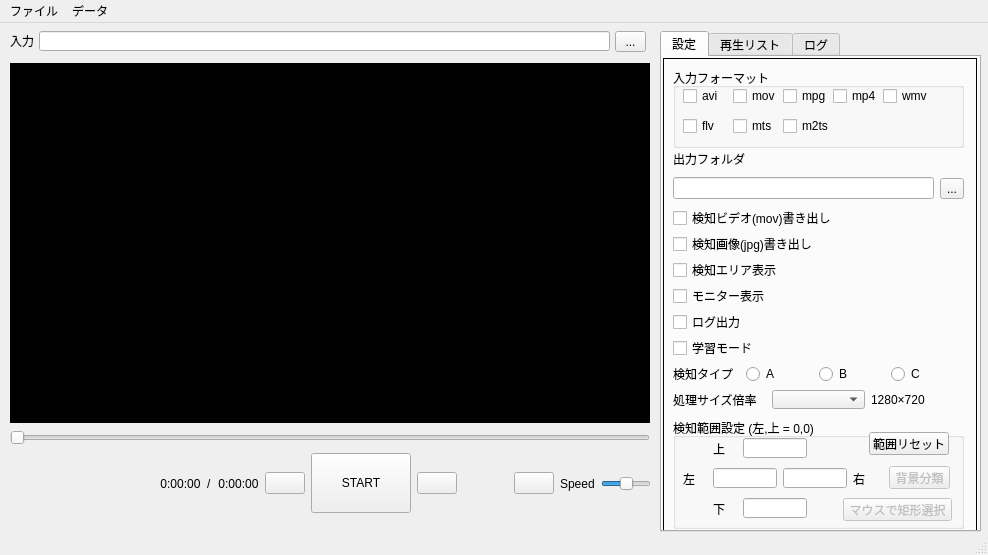
Before: the Qt Designer form video_detectUI.ui in tmizu23/video_detect, drawn with Qt 5.
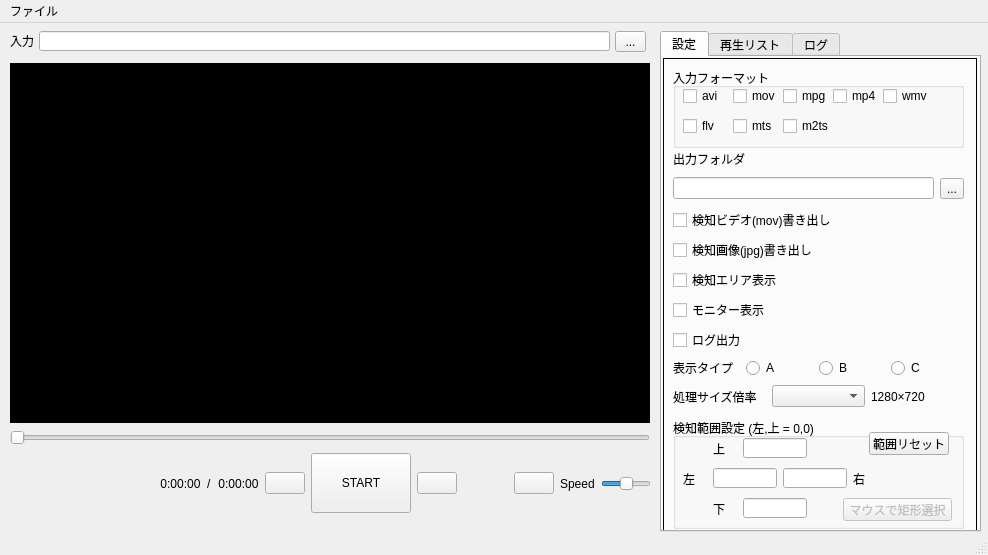
After: the same form once the commit is applied. Icons and pictures are not drawn.

The edit to the form file:
```diff
--- a/video_detectUI.ui
+++ b/video_detectUI.ui
@@ -108,13 +108,6 @@
           </property>
          </widget>
         </item>
-        <item>
-         <widget class="QCheckBox" name="learning_checkBox">
-          <property name="text">
-           <string>学習モード</string>
-          </property>
-         </widget>
-        </item>
         <item>
          <layout class="QHBoxLayout" name="horizontalLayout">
           <property name="spacing">
@@ -123,7 +116,7 @@
           <item>
            <widget class="QLabel" name="label_8">
             <property name="text">
-             <string>検知タイプ</string>
+             <string>表示タイプ</string>
             </property>
            </widget>
           </item>
@@ -309,22 +302,6 @@
          <string>範囲リセット</string>
         </property>
        </widget>
-       <widget class="QPushButton" name="paintBackground_Button">
-        <property name="enabled">
-         <bool>false</bool>
-        </property>
-        <property name="geometry">
-         <rect>
-          <x>216</x>
-          <y>48</y>
-          <width>61</width>
-          <height>23</height>
-         </rect>
-        </property>
-        <property name="text">
-         <string>背景分類</string>
-        </property>
-       </widget>
       </widget>
       <widget class="QWidget" name="horizontalLayoutWidget">
        <property name="geometry">
@@ -891,14 +868,7 @@
     <addaction name="separator"/>
     <addaction name="actionQuit"/>
    </widget>
-   <widget class="QMenu" name="menu">
-    <property name="title">
-     <string>データ</string>
-    </property>
-    <addaction name="actionAttach_CSV"/>
-   </widget>
    <addaction name="menuFile"/>
-   <addaction name="menu"/>
   </widget>
   <widget class="QStatusBar" name="statusbar"/>
   <action name="actionQuit">
```
Left out of the diff: 6 changed lines with no effect on the pictures.
